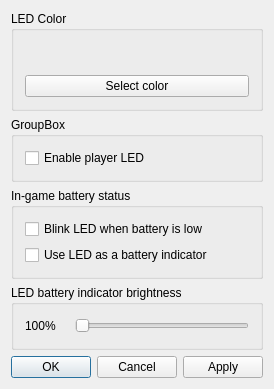
First picture: the form in rpcs3/rpcs3qt/pad_led_settings_dialog.ui, repository RPCS3/rpcs3, before the edit.
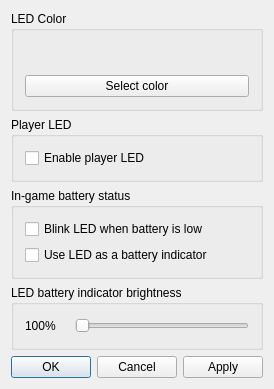
Second picture: the form after the edit.

Commit message: Qt: fix player LED groupbox label

What changed in the file:
```diff
--- a/rpcs3/rpcs3qt/pad_led_settings_dialog.ui
+++ b/rpcs3/rpcs3qt/pad_led_settings_dialog.ui
@@ -46,7 +46,7 @@
    <item>
     <widget class="QGroupBox" name="gb_player_led">
      <property name="title">
-      <string>GroupBox</string>
+      <string>Player LED</string>
      </property>
      <layout class="QVBoxLayout" name="gb_player_led_layout">
       <item>
```
